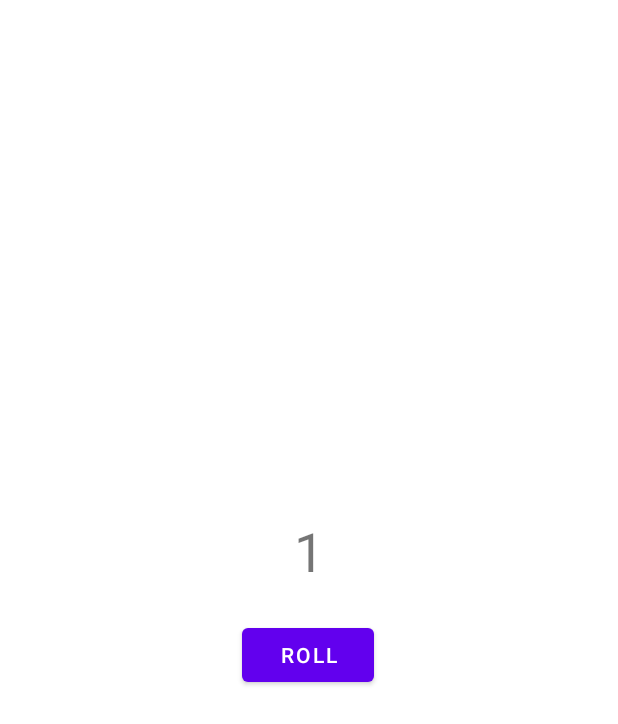
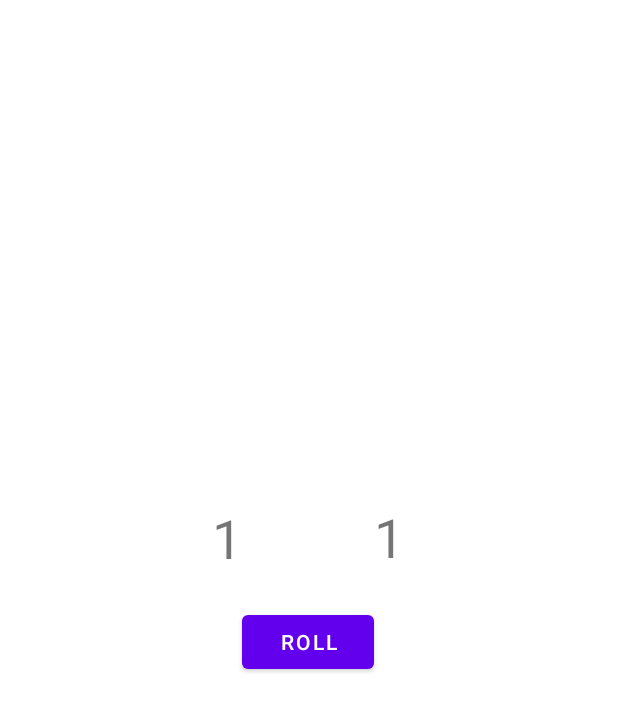
Before and after one commit to Samyam2002/DiceRoller, an Android app: the layout activity_main.xml on its own in the app's theme, with its tools: preview values and no code run, on a phone screen of 412 x 824 dp. Shown: the top 724 px of the screen. Run offline under Robolectric (Android 15) with nearby library versions, the phone set to English and light mode, and no system bars.

Commit message:
add another dice as well as its gif

```diff
--- a/app/src/main/java/com/example/lab1_diceroller/MainActivity.kt
+++ b/app/src/main/java/com/example/lab1_diceroller/MainActivity.kt
@@ -27,10 +27,14 @@ class MainActivity : AppCompatActivity() {
         // Create new Dice object with 6 sides and roll it
         val dice = Dice(6)
         val diceRoll = dice.roll()
+        val diceRoll2 = dice.roll()
 
         // Update the screen with the dice roll
         val resultTextView: TextView = findViewById(R.id.textView)
         resultTextView.text = diceRoll.toString()
+
+        val resultTextView2: TextView = findViewById(R.id.textView2)
+        resultTextView2.text = diceRoll2.toString()
     }
 }
 
--- a/app/src/main/res/layout/activity_main.xml
+++ b/app/src/main/res/layout/activity_main.xml
@@ -7,15 +7,29 @@
     tools:context=".MainActivity">
 
     <TextView
+        android:id="@+id/textView2"
+        android:layout_width="wrap_content"
+        android:layout_height="wrap_content"
+        android:textSize="36sp"
+        app:layout_constraintBottom_toBottomOf="parent"
+        app:layout_constraintEnd_toEndOf="parent"
+        app:layout_constraintHorizontal_bias="0.636"
+        app:layout_constraintStart_toStartOf="parent"
+        app:layout_constraintTop_toTopOf="parent"
+        app:layout_constraintVertical_bias="0.43"
+        tools:text="1" />
+
+    <TextView
         android:id="@+id/textView"
         android:layout_width="wrap_content"
         android:layout_height="wrap_content"
         android:textSize="36sp"
         app:layout_constraintBottom_toBottomOf="parent"
         app:layout_constraintEnd_toEndOf="parent"
+        app:layout_constraintHorizontal_bias="0.36"
         app:layout_constraintStart_toStartOf="parent"
         app:layout_constraintTop_toTopOf="parent"
-        app:layout_constraintVertical_bias="0.442"
+        app:layout_constraintVertical_bias="0.431"
         tools:text="1" />
 
     <Button
```
Also changed, not shown: 1 other file.
